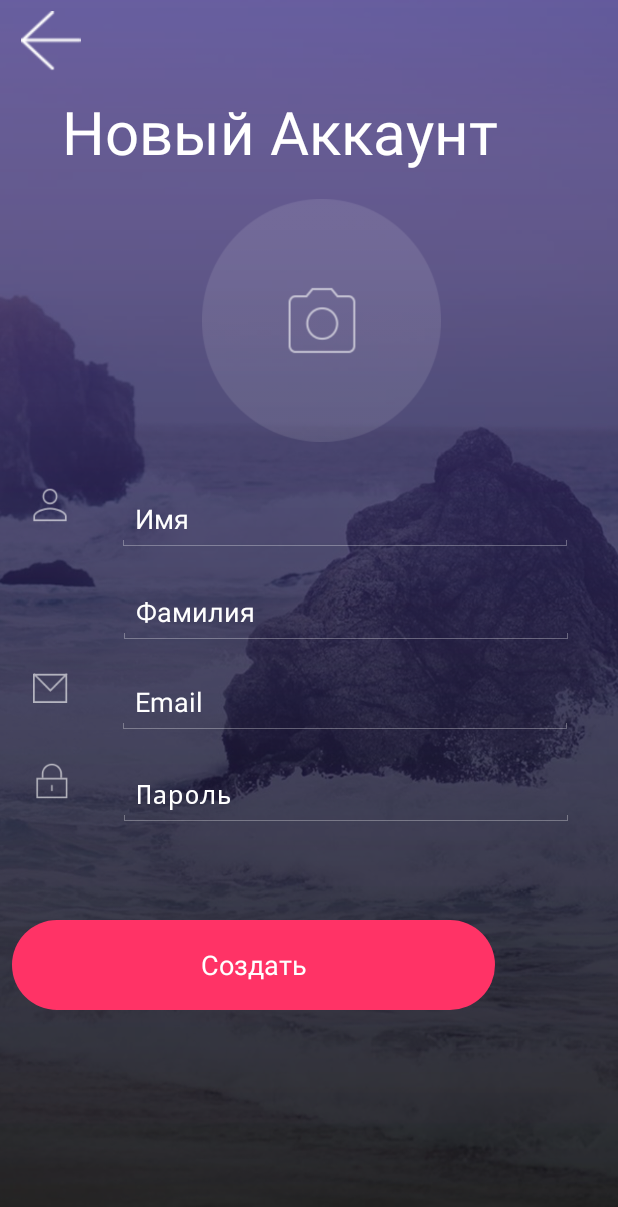
After one commit to HelicopterHig/Camellia, an Android app: the layout activity_main1.xml on its own in the app's theme, with its tools: preview values and no code run, on a phone screen of 412 x 824 dp. The commit adds this screen. Shown: the top 1207 px of the screen. Run offline under Robolectric (Android 15) with nearby library versions, the phone set to English and light mode, and no system bars.

Commit message:
Nothing1

```diff
--- a/app/src/main/java/com/example/login/MainActivity.java
+++ b/app/src/main/java/com/example/login/MainActivity.java
@@ -2,12 +2,33 @@ package com.example.login;
 
 import android.support.v7.app.AppCompatActivity;
 import android.os.Bundle;
+import android.view.View;
+import android.widget.Button;
+import android.widget.TextView;
 
 public class MainActivity extends AppCompatActivity {
+
 
     @Override
     protected void onCreate(Bundle savedInstanceState) {
         super.onCreate(savedInstanceState);
         setContentView(R.layout.activity_main);
+
+        TextView create_accaunt=(TextView)findViewById(R.id.textView);
+        create_accaunt.setOnClickListener(new View.OnClickListener() {
+
+            public void onClick(View v) {
+                setContentView(R.layout.activity_main1);
+
+                Button back_button1=(Button)findViewById(R.id.back_icon);
+                back_button1.setOnClickListener(new View.OnClickListener() {
+
+                    public void onClick(View v) {
+                        setContentView(R.layout.activity_main);
+                    }
+                });
+
+            }
+        });
     }
 }
--- /dev/null
+++ b/app/src/main/res/layout/activity_main1.xml
@@ -0,0 +1,366 @@
+<?xml version="1.0" encoding="utf-8"?>
+<android.support.constraint.ConstraintLayout xmlns:android="http://schemas.android.com/apk/res/android"
+    xmlns:app="http://schemas.android.com/apk/res-auto"
+    xmlns:tools="http://schemas.android.com/tools"
+    android:id="@+id/relativeLayout"
+    android:layout_width="match_parent"
+    android:layout_height="match_parent"
+    android:orientation="vertical"
+    android:theme="@android:style/Theme.Holo.NoActionBar"
+    tools:context=".MainActivity">
+
+    <ImageView
+        android:id="@+id/formBack"
+        android:layout_width="413dp"
+        android:layout_height="match_parent"
+
+        android:contentDescription="TODO"
+        android:scaleType="centerCrop"
+        android:src="@drawable/background"
+        app:layout_constraintStart_toStartOf="parent"
+        tools:layout_editor_absoluteY="0dp" />
+
+    <android.support.constraint.Guideline
+        android:id="@+id/guideline5"
+        android:layout_width="wrap_content"
+        android:layout_height="wrap_content"
+        android:orientation="horizontal"
+        app:layout_constraintGuide_begin="126dp" />
+
+    <Button
+        android:id="@+id/back_icon"
+        android:layout_width="40dp"
+        android:layout_height="40dp"
+        android:layout_marginStart="8dp"
+        android:layout_marginLeft="8dp"
+        android:layout_marginTop="8dp"
+        android:layout_marginEnd="8dp"
+        android:layout_marginRight="8dp"
+        android:layout_marginBottom="8dp"
+        android:layout_weight="1"
+        android:background="@drawable/back_icon"
+        app:layout_constraintBottom_toTopOf="@+id/guideline15"
+        app:layout_constraintEnd_toStartOf="@+id/guideline"
+        app:layout_constraintStart_toStartOf="parent"
+        app:layout_constraintTop_toTopOf="parent" />
+    <Button
+        android:id="@+id/imageView"
+        android:layout_width="159dp"
+        android:layout_height="162dp"
+        android:layout_marginStart="8dp"
+        android:layout_marginLeft="8dp"
+        android:layout_marginTop="8dp"
+        android:layout_marginEnd="8dp"
+        android:layout_marginRight="8dp"
+        android:layout_marginBottom="8dp"
+        android:layout_weight="1"
+        android:background="@drawable/enter_photo"
+        app:layout_constraintBottom_toTopOf="@+id/guideline2"
+        app:layout_constraintEnd_toStartOf="@+id/guideline13"
+        app:layout_constraintStart_toStartOf="parent"
+        app:layout_constraintTop_toTopOf="parent"
+        app:layout_constraintVertical_bias="0.9"
+        app:srcCompat="@drawable/enter_photo" />
+
+    <TextView
+        android:id="@+id/textView"
+        android:layout_width="326dp"
+        android:layout_height="57dp"
+        android:layout_marginStart="24dp"
+        android:layout_marginLeft="24dp"
+        android:layout_marginTop="8dp"
+        android:layout_marginBottom="8dp"
+        android:text="Новый Аккаунт"
+        android:textColor="#FFFFFF"
+        android:textSize="40sp"
+        app:layout_constraintBottom_toTopOf="@+id/guideline5"
+        app:layout_constraintStart_toStartOf="@+id/guideline17"
+        app:layout_constraintTop_toTopOf="@+id/guideline15"
+        app:layout_constraintVertical_bias="1.0" />
+
+
+    <ImageView
+        android:id="@+id/imageView2"
+        android:layout_width="24dp"
+        android:layout_height="23dp"
+        android:layout_marginStart="8dp"
+        android:layout_marginLeft="8dp"
+        android:layout_marginTop="8dp"
+        android:layout_marginEnd="8dp"
+        android:layout_marginRight="8dp"
+        android:layout_marginBottom="8dp"
+        app:layout_constraintBottom_toTopOf="@+id/guideline3"
+        app:layout_constraintEnd_toStartOf="@+id/guideline10"
+        app:layout_constraintStart_toStartOf="@+id/guideline17"
+        app:layout_constraintTop_toTopOf="@+id/guideline2"
+        app:layout_constraintVertical_bias="0.0"
+        app:srcCompat="@drawable/pro" />
+
+    <EditText
+        android:id="@+id/editText"
+        android:layout_width="304dp"
+        android:layout_height="43dp"
+        android:layout_marginStart="8dp"
+        android:layout_marginLeft="8dp"
+        android:layout_marginTop="8dp"
+        android:layout_marginEnd="8dp"
+        android:layout_marginRight="8dp"
+        android:layout_marginBottom="8dp"
+        android:ems="10"
+        android:hint="Имя"
+        android:inputType="textEmailAddress"
+        android:textColorHint="#FFFFFF"
+        app:layout_constraintBottom_toTopOf="@+id/guideline3"
+        app:layout_constraintEnd_toStartOf="@+id/guideline18"
+        app:layout_constraintHorizontal_bias="0.807"
+        app:layout_constraintStart_toStartOf="@+id/guideline10"
+        app:layout_constraintTop_toTopOf="@+id/guideline2"
+        app:layout_constraintVertical_bias="0.0" />
+
+    <EditText
+        android:id="@+id/editText1"
+        android:layout_width="304dp"
+        android:layout_height="43dp"
+        android:layout_marginStart="8dp"
+        android:layout_marginLeft="8dp"
+        android:layout_marginTop="8dp"
+        android:layout_marginEnd="8dp"
+        android:layout_marginRight="8dp"
+        android:layout_marginBottom="8dp"
+        android:ems="10"
+        android:hint="Фамилия"
+        android:inputType="text"
+        android:textColorHint="#FFFFFF"
+        app:layout_constraintBottom_toTopOf="@+id/guideline4"
+        app:layout_constraintEnd_toStartOf="@+id/guideline18"
+        app:layout_constraintHorizontal_bias="0.846"
+        app:layout_constraintStart_toStartOf="@+id/guideline10"
+        app:layout_constraintTop_toTopOf="@+id/guideline3" />
+
+
+    <EditText
+        android:id="@+id/editText3"
+        android:layout_width="304dp"
+        android:layout_height="43dp"
+        android:layout_marginStart="8dp"
+        android:layout_marginLeft="8dp"
+        android:layout_marginTop="8dp"
+        android:layout_marginEnd="8dp"
+        android:layout_marginRight="8dp"
+        android:layout_marginBottom="8dp"
+        android:ems="10"
+        android:hint="Email"
+        android:inputType="textEmailAddress"
+        android:textColorHint="#FFFFFF"
+        app:layout_constraintBottom_toTopOf="@+id/guideline16"
+        app:layout_constraintEnd_toStartOf="@+id/guideline18"
+        app:layout_constraintHorizontal_bias="0.851"
+        app:layout_constraintStart_toEndOf="@+id/imageView4"
+        app:layout_constraintTop_toTopOf="@+id/guideline4"
+        app:layout_constraintVertical_bias="0.0" />
+
+    <ImageView
+        android:id="@+id/imageView4"
+        android:layout_width="23dp"
+
+        android:layout_height="24dp"
+        android:layout_marginTop="8dp"
+        android:layout_marginBottom="8dp"
+        app:layout_constraintBottom_toTopOf="@+id/guideline16"
+        app:layout_constraintEnd_toStartOf="@+id/guideline"
+        app:layout_constraintHorizontal_bias="0.178"
+        app:layout_constraintStart_toStartOf="@+id/guideline17"
+        app:layout_constraintTop_toTopOf="@+id/guideline4"
+        app:layout_constraintVertical_bias="0.0"
+        app:srcCompat="@drawable/icon_mail" />
+
+    <ImageView
+        android:id="@+id/imageView3"
+        android:layout_width="23dp"
+        android:layout_height="24dp"
+        android:layout_marginStart="8dp"
+        android:layout_marginLeft="8dp"
+        android:layout_marginTop="8dp"
+        android:layout_marginEnd="8dp"
+        android:layout_marginRight="8dp"
+        android:layout_marginBottom="8dp"
+        app:layout_constraintBottom_toTopOf="@+id/guideline7"
+        app:layout_constraintEnd_toStartOf="@+id/guideline10"
+        app:layout_constraintHorizontal_bias="0.428"
+        app:layout_constraintStart_toStartOf="@+id/guideline17"
+        app:layout_constraintTop_toTopOf="@+id/guideline16"
+        app:layout_constraintVertical_bias="0.052"
+        app:srcCompat="@drawable/lock" />
+
+    <EditText
+        android:id="@+id/editText2"
+        android:layout_width="304dp"
+        android:layout_height="43dp"
+        android:layout_marginStart="8dp"
+        android:layout_marginLeft="8dp"
+        android:layout_marginTop="8dp"
+        android:layout_marginEnd="8dp"
+        android:layout_marginRight="8dp"
+        android:layout_marginBottom="8dp"
+        android:ems="10"
+        android:hint="Пароль"
+        android:inputType="textPassword"
+        android:textColorHint="#FFFFFF"
+        app:layout_constraintBottom_toTopOf="@+id/guideline7"
+        app:layout_constraintEnd_toStartOf="@+id/guideline18"
+        app:layout_constraintHorizontal_bias="0.857"
+        app:layout_constraintStart_toEndOf="@+id/imageView3"
+        app:layout_constraintTop_toTopOf="@+id/guideline16"
+        app:layout_constraintVertical_bias="0.2" />
+
+    <Button
+        android:id="@+id/button"
+
+        style="@style/button_style"
+        android:layout_width="322dp"
+        android:layout_height="60dp"
+        android:layout_marginStart="8dp"
+        android:layout_marginLeft="8dp"
+        android:layout_marginTop="8dp"
+        android:layout_marginEnd="8dp"
+        android:layout_marginRight="8dp"
+        android:layout_marginBottom="8dp"
+        android:clickable="true"
+        android:text="Создать"
+        app:layout_constraintBottom_toBottomOf="parent"
+        app:layout_constraintEnd_toEndOf="@+id/barrier7"
+        app:layout_constraintHorizontal_bias="0.52"
+        app:layout_constraintStart_toStartOf="parent"
+        app:layout_constraintTop_toTopOf="@+id/guideline6"
+        app:layout_constraintVertical_bias="0.194" />
+
+    <android.support.constraint.Guideline
+        android:id="@+id/guideline"
+        android:layout_width="wrap_content"
+        android:layout_height="wrap_content"
+        android:orientation="vertical"
+        app:layout_constraintGuide_begin="68dp" />
+
+    <android.support.constraint.Guideline
+        android:id="@+id/guideline2"
+        android:layout_width="wrap_content"
+        android:layout_height="wrap_content"
+        android:orientation="horizontal"
+        app:layout_constraintGuide_begin="317dp" />
+
+    <android.support.constraint.Guideline
+        android:id="@+id/guideline3"
+        android:layout_width="wrap_content"
+        android:layout_height="wrap_content"
+        android:orientation="horizontal"
+        app:layout_constraintGuide_begin="378dp" />
+
+    <android.support.constraint.Guideline
+        android:id="@+id/guideline4"
+        android:layout_width="wrap_content"
+        android:layout_height="wrap_content"
+        android:orientation="horizontal"
+        app:layout_constraintGuide_begin="439dp" />
+
+    <android.support.constraint.Guideline
+        android:id="@+id/guideline6"
+        android:layout_width="wrap_content"
+        android:layout_height="wrap_content"
+        android:orientation="horizontal"
+        app:layout_constraintGuide_begin="571dp" />
+
+    <android.support.constraint.Barrier
+        android:id="@+id/barrier5"
+        android:layout_width="wrap_content"
+        android:layout_height="wrap_content"
+        android:layout_marginStart="411dp"
+        android:layout_marginLeft="411dp"
+        android:visibility="visible"
+        app:barrierDirection="left"
+        app:layout_constraintStart_toStartOf="parent"
+        tools:layout_editor_absoluteY="731dp" />
+
+    <android.support.constraint.Guideline
+        android:id="@+id/guideline10"
+        android:layout_width="wrap_content"
+        android:layout_height="wrap_content"
+        android:orientation="vertical"
+        app:layout_constraintGuide_end="363dp" />
+
+    <android.support.constraint.Guideline
+        android:id="@+id/guideline13"
+        android:layout_width="wrap_content"
+        android:layout_height="wrap_content"
+        android:orientation="vertical"
+        app:layout_constraintGuide_begin="429dp" />
+
+    <android.support.constraint.Guideline
+        android:id="@+id/guideline15"
+        android:layout_width="wrap_content"
+        android:layout_height="wrap_content"
+        android:orientation="horizontal"
+        app:layout_constraintGuide_begin="54dp" />
+
+    <android.support.constraint.Guideline
+        android:id="@+id/guideline16"
+        android:layout_width="wrap_content"
+        android:layout_height="wrap_content"
+        android:orientation="horizontal"
+        app:layout_constraintGuide_begin="500dp" />
+
+    <android.support.constraint.Guideline
+        android:id="@+id/guideline7"
+        android:layout_width="wrap_content"
+        android:layout_height="wrap_content"
+        android:orientation="horizontal"
+        app:layout_constraintGuide_begin="559dp" />
+
+    <android.support.constraint.Guideline
+        android:id="@+id/guideline17"
+        android:layout_width="wrap_content"
+        android:layout_height="wrap_content"
+        android:orientation="vertical"
+        app:layout_constraintGuide_end="395dp" />
+
+    <android.support.constraint.Guideline
+        android:id="@+id/guideline18"
+        android:layout_width="wrap_content"
+        android:layout_height="wrap_content"
+        android:orientation="vertical"
+        app:layout_constraintGuide_begin="395dp" />
+
+    <android.support.constraint.Guideline
+        android:id="@+id/guideline19"
+        android:layout_width="wrap_content"
+        android:layout_height="wrap_content"
+        android:orientation="vertical"
+        app:layout_constraintGuide_begin="262dp" />
+
+    <android.support.constraint.Barrier
+        android:id="@+id/barrier7"
+        android:layout_width="wrap_content"
+        android:layout_height="wrap_content"
+        app:barrierDirection="left" /><![CDATA[
+
+
+
+
+
+
+
+
+
+
+
+
+    "
+    />
+
+
+
+
+
+
+
+]]>
+</android.support.constraint.ConstraintLayout>
```
Also changed, not shown: app/src/main/res/drawable-mdpi/back_icon.png (added), app/src/main/res/drawable-mdpi/enter_photo.png (added), app/src/main/res/drawable-mdpi/icon_mail.png (added).
